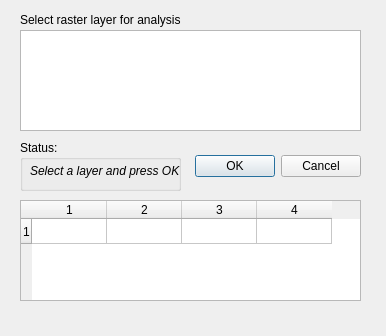
This is RasterAutoCorrelation/Ui_RasterAutoCorrelation.ui in EcoGIS/EcoGIS as Qt 5 draws it before an edit. The edited form follows.
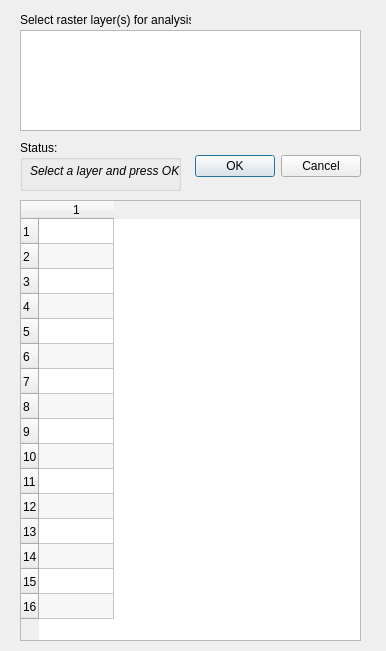
This is the edited form.

Commit message: Add statistics output to autocorrelation.  Variation, Z-score and p-value using both a normal and randomisation model.  Change format of GUI to include these values

```diff
--- a/RasterAutoCorrelation/Ui_RasterAutoCorrelation.ui
+++ b/RasterAutoCorrelation/Ui_RasterAutoCorrelation.ui
@@ -7,7 +7,7 @@
     <x>0</x>
     <y>0</y>
     <width>386</width>
-    <height>336</height>
+    <height>651</height>
    </rect>
   </property>
   <property name="windowTitle">
@@ -120,12 +120,12 @@
     <rect>
      <x>20</x>
      <y>10</y>
-     <width>161</width>
+     <width>171</width>
      <height>20</height>
     </rect>
    </property>
    <property name="text">
-    <string>Select raster layer for analysis</string>
+    <string>Select raster layer(s) for analysis</string>
    </property>
   </widget>
   <widget class="QTableWidget" name="outTable">
@@ -134,7 +134,7 @@
      <x>20</x>
      <y>200</y>
      <width>341</width>
-     <height>101</height>
+     <height>441</height>
     </rect>
    </property>
    <property name="sizePolicy">
@@ -145,8 +145,8 @@
    </property>
    <property name="minimumSize">
     <size>
-     <width>4</width>
-     <height>1</height>
+     <width>1</width>
+     <height>16</height>
     </size>
    </property>
    <property name="whatsThis">
@@ -165,10 +165,10 @@
     <enum>QAbstractItemView::SelectItems</enum>
    </property>
    <property name="rowCount">
-    <number>1</number>
+    <number>16</number>
    </property>
    <property name="columnCount">
-    <number>4</number>
+    <number>1</number>
    </property>
    <attribute name="horizontalHeaderDefaultSectionSize">
     <number>75</number>
@@ -180,9 +180,21 @@
     <number>25</number>
    </attribute>
    <row/>
-   <column/>
-   <column/>
-   <column/>
+   <row/>
+   <row/>
+   <row/>
+   <row/>
+   <row/>
+   <row/>
+   <row/>
+   <row/>
+   <row/>
+   <row/>
+   <row/>
+   <row/>
+   <row/>
+   <row/>
+   <row/>
    <column/>
   </widget>
  </widget>
```
The commit also changes 1 other file.
